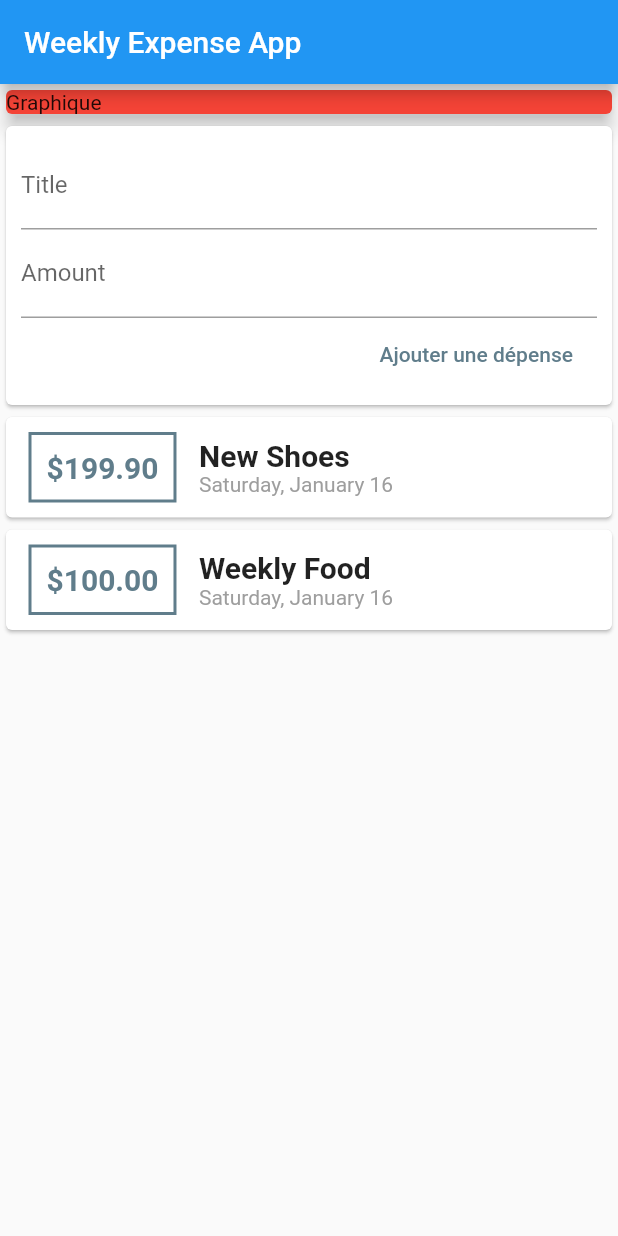
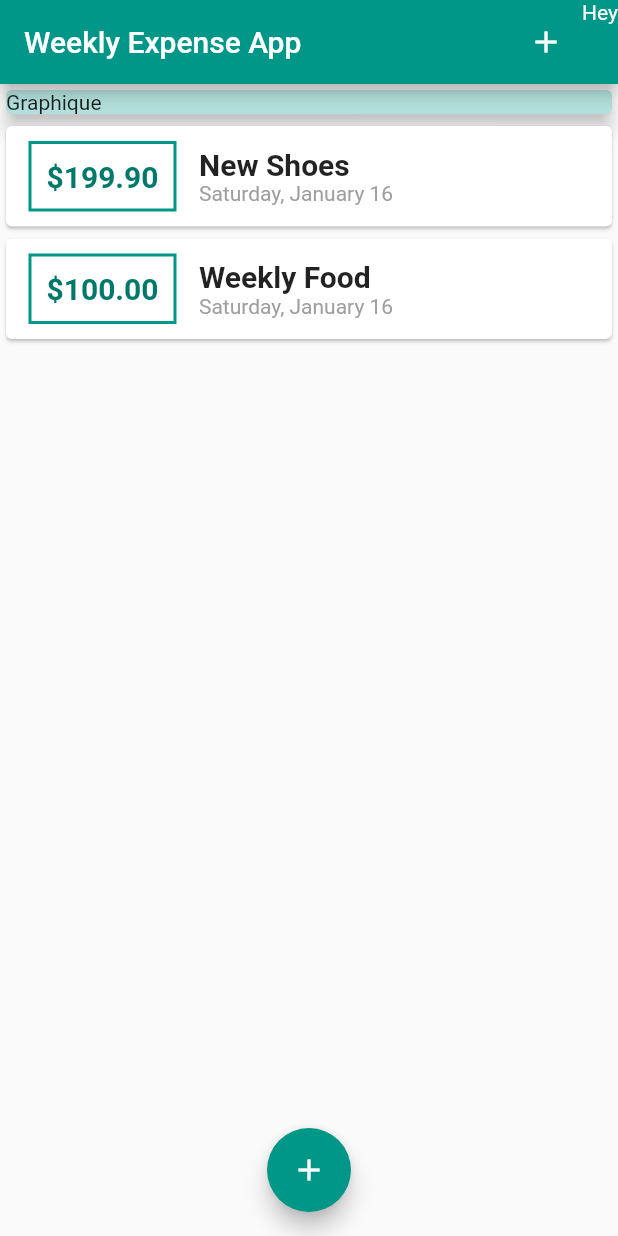
Before and after one commit to NoeBerdoz/WeeklyExpenseApp, a Flutter app: the screen it shows after launch, on a phone screen of 412 x 824 dp. Run offline on Flutter 3.47's test engine with Material 2 defaults, Android fonts, the phone set to English and light mode, and no system bars.

```diff
--- a/lib/main.dart
+++ b/lib/main.dart
@@ -1,5 +1,8 @@
-import 'package:WeeklyExpenseApp/widgets/user_transaction.dart';
+import 'package:WeeklyExpenseApp/widgets/new_transaction.dart';
+import 'package:WeeklyExpenseApp/widgets/transaction_list.dart';
 import 'package:flutter/material.dart';
+
+import 'models/transaction.dart';
 
 void main() {
   runApp(MyApp());
@@ -10,23 +13,72 @@ class MyApp extends StatelessWidget {
   @override
   Widget build(BuildContext context) {
     return MaterialApp(
-      title: 'Flutter Demo',
+      title: 'Weekly Expenses',
+      home: MyHomePage(),
       theme: ThemeData(
-        primarySwatch: Colors.blue,
-        visualDensity: VisualDensity.adaptivePlatformDensity,
+        primarySwatch: Colors.teal,
       ),
-      home: MyHomePage(),
     );
   }
 }
 
-class MyHomePage extends StatelessWidget {
+class MyHomePage extends StatefulWidget {
+
+  @override
+  _MyHomePageState createState() => _MyHomePageState();
+}
+
+class _MyHomePageState extends State<MyHomePage> {
+
+  final List<Transaction> _userTransaction = [
+    Transaction(
+      id: 't1',
+      title: 'New Shoes',
+      amount: 199.90,
+      date: DateTime.now(),
+    ),
+    Transaction(
+      id: 't2',
+      title: 'Weekly Food',
+      amount: 100,
+      date: DateTime.now(),
+    )
+  ];
+
+  void _addNewTransaction(String title, double amount) {
+    final newTransaction = Transaction(
+        id: DateTime.now().toString(),
+        title: title,
+        amount: amount,
+        date: DateTime.now());
+
+    setState(() {
+      _userTransaction.add(newTransaction);
+    });
+  }
+
+  void _startAddNewTransaction(BuildContext ctx) {
+    showModalBottomSheet(context: ctx, builder: (_) {
+        return GestureDetector( // Useless but used it for learning
+          onTap: () {},
+          behavior: HitTestBehavior.opaque,
+          child: NewTransaction(_addNewTransaction),
+        );
+    });
+  }
 
   @override
   Widget build(BuildContext context) {
     return Scaffold(
       appBar: AppBar(
         title: Text('Weekly Expense App'),
+        actions: <Widget>[
+          IconButton(
+              icon: Icon(Icons.add),
+              onPressed: () => _startAddNewTransaction(context),
+          ),
+          Text('Hey')
+        ],
       ),
       body: SingleChildScrollView( // For Input Responsiveness
         child: Column(
@@ -36,14 +88,20 @@ class MyHomePage extends StatelessWidget {
               width: double.infinity,
               child: Card(
                 child: Text('Graphique'),
-                color: Colors.red,
+                color: Theme.of(context).primaryColorLight,
                 elevation: 5,
               ),
             ),
-            UserTransactions()
+            Transactionlist(_userTransaction),
           ],
         ),
-      )
+      ),
+      floatingActionButtonLocation: FloatingActionButtonLocation.centerFloat,
+      floatingActionButton: FloatingActionButton(
+        child: Icon(Icons.add),
+        onPressed: () => _startAddNewTransaction(context),
+        splashColor: Colors.white,
+      ),
     );
   }
 }
--- a/lib/widgets/transaction_list.dart
+++ b/lib/widgets/transaction_list.dart
@@ -27,7 +27,8 @@ class Transactionlist extends StatelessWidget {
                         ),
                         decoration: BoxDecoration(
                             border: Border.all(
-                                color: Colors.blueGrey, width: 2
+                                color: Theme.of(context).primaryColor,
+                                width: 2
                             )
                         ),
                         child: Text(
@@ -35,7 +36,7 @@ class Transactionlist extends StatelessWidget {
                           style: TextStyle(
                               fontWeight: FontWeight.bold,
                               fontSize: 20,
-                              color: Colors.blueGrey
+                              color: Theme.of(context).primaryColorDark
                           ),
                         ),
                       ),
--- a/lib/widgets/user_transaction.dart
+++ /dev/null
@@ -1,48 +0,0 @@
-import 'package:WeeklyExpenseApp/models/transaction.dart';
-import 'package:WeeklyExpenseApp/widgets/new_transaction.dart';
-import 'package:WeeklyExpenseApp/widgets/transaction_list.dart';
-import 'package:flutter/material.dart';
-
-class UserTransactions extends StatefulWidget {
-  @override
-  _UserTransactionsState createState() => _UserTransactionsState();
-}
-
-class _UserTransactionsState extends State<UserTransactions> {
-  final List<Transaction> _userTransaction = [
-    Transaction(
-      id: 't1',
-      title: 'New Shoes',
-      amount: 199.90,
-      date: DateTime.now(),
-    ),
-    Transaction(
-      id: 't2',
-      title: 'Weekly Food',
-      amount: 100,
-      date: DateTime.now(),
-    )
-  ];
-
-  void _addNewTransaction(String title, double amount) {
-    final newTransaction = Transaction(
-        id: DateTime.now().toString(),
-        title: title,
-        amount: amount,
-        date: DateTime.now());
-
-    setState(() {
-      _userTransaction.add(newTransaction);
-    });
-  }
-
-  @override
-  Widget build(BuildContext context) {
-    return Column(
-      children: [
-        NewTransaction(_addNewTransaction),
-        Transactionlist(_userTransaction),
-      ],
-    );
-  }
-}
```
Also changed, not shown: lib/widgets/new_transaction.dart (+13 -5 lines).
